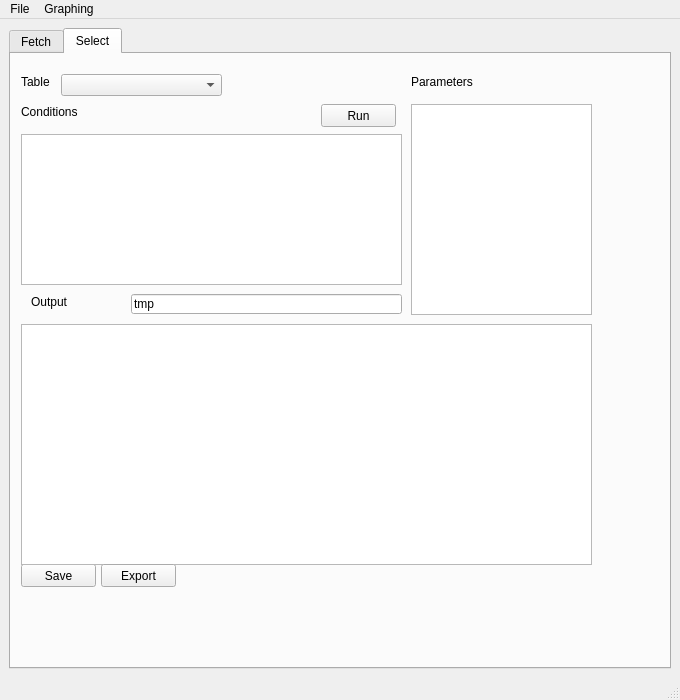
Qt form layouts/main_window.ui (hitranonline/hapiest) before a commit.
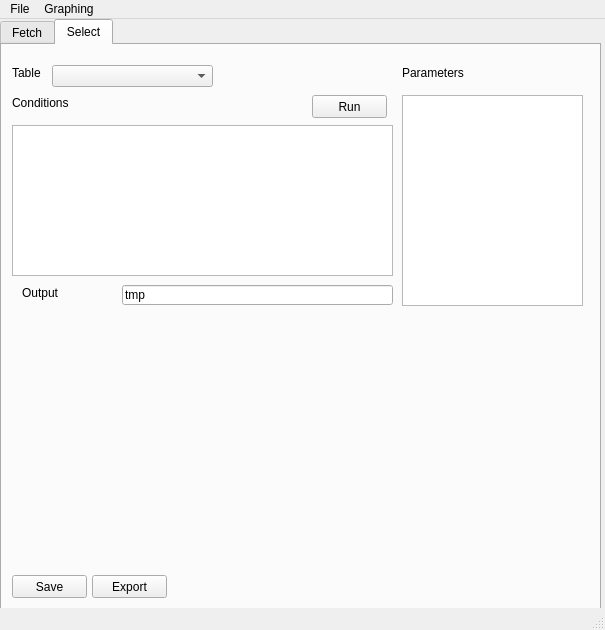
The same form after that commit. The open tabs and pages were chosen to show the change.

```diff
--- a/layouts/main_window.ui
+++ b/layouts/main_window.ui
@@ -6,8 +6,8 @@
    <rect>
     <x>0</x>
     <y>0</y>
-       <width>680</width>
-       <height>700</height>
+       <width>605</width>
+       <height>630</height>
    </rect>
   </property>
   <property name="sizePolicy">
@@ -58,9 +58,18 @@
          <bool>true</bool>
      </property>
   <widget class="QWidget" name="centralwidget">
-      <layout class="QGridLayout" name="gridLayout">
-          <item row="0" column="0">
+      <property name="enabled">
+          <bool>true</bool>
+      </property>
               <widget class="QTabWidget" name="tabWidget">
+          <property name="geometry">
+              <rect>
+                  <x>0</x>
+                  <y>0</y>
+                  <width>601</width>
+                  <height>591</height>
+              </rect>
+          </property>
                   <property name="sizePolicy">
                       <sizepolicy hsizetype="Minimum" vsizetype="Minimum">
                           <horstretch>0</horstretch>
@@ -683,7 +692,7 @@
                           <property name="geometry">
                               <rect>
                                   <x>10</x>
-                                  <y>510</y>
+                          <y>530</y>
                                   <width>75</width>
                                   <height>23</height>
                               </rect>
@@ -731,7 +740,7 @@
                       <widget class="QTableView" name="table">
                           <property name="geometry">
                               <rect>
-                                  <x>10</x>
+                          <x>-980</x>
                                   <y>270</y>
                                   <width>571</width>
                                   <height>241</height>
@@ -742,7 +751,7 @@
                           <property name="geometry">
                               <rect>
                                   <x>90</x>
-                                  <y>510</y>
+                          <y>530</y>
                                   <width>75</width>
                                   <height>23</height>
                               </rect>
@@ -753,15 +762,13 @@
                       </widget>
                   </widget>
               </widget>
-          </item>
-      </layout>
   </widget>
   <widget class="QMenuBar" name="menubar">
    <property name="geometry">
     <rect>
      <x>0</x>
      <y>0</y>
-        <width>680</width>
+        <width>605</width>
         <height>21</height>
     </rect>
    </property>
```
Left out of the diff: 2 changed lines with no effect on the pictures. Lines whose indentation alone changed are shown as unchanged.
